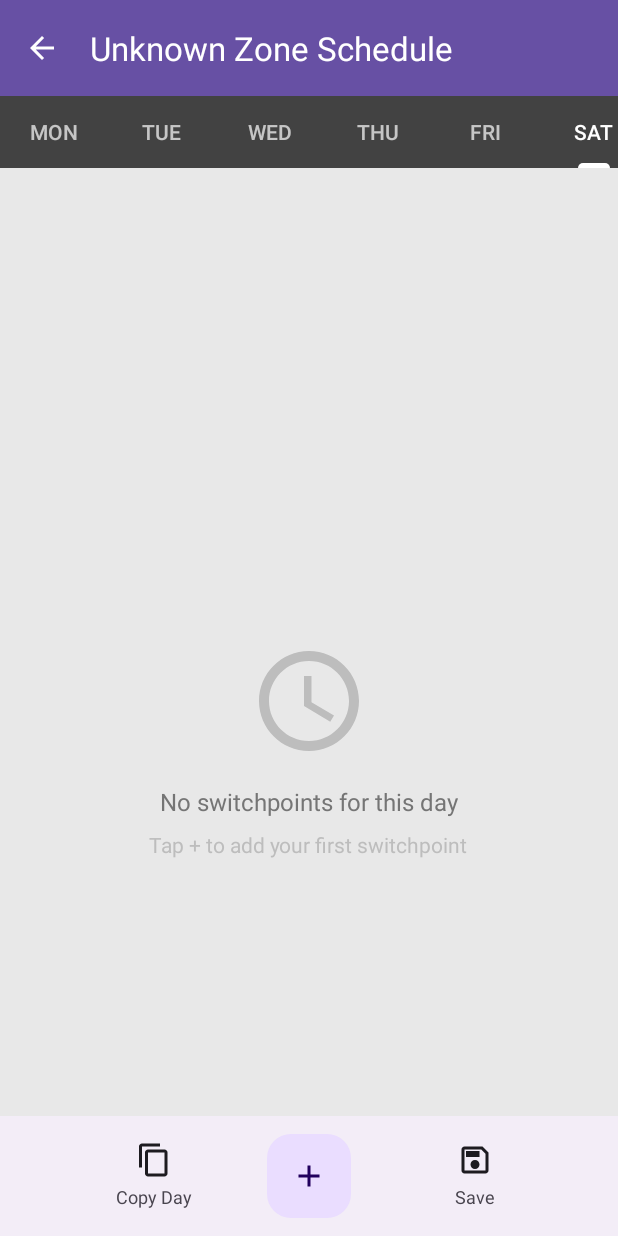
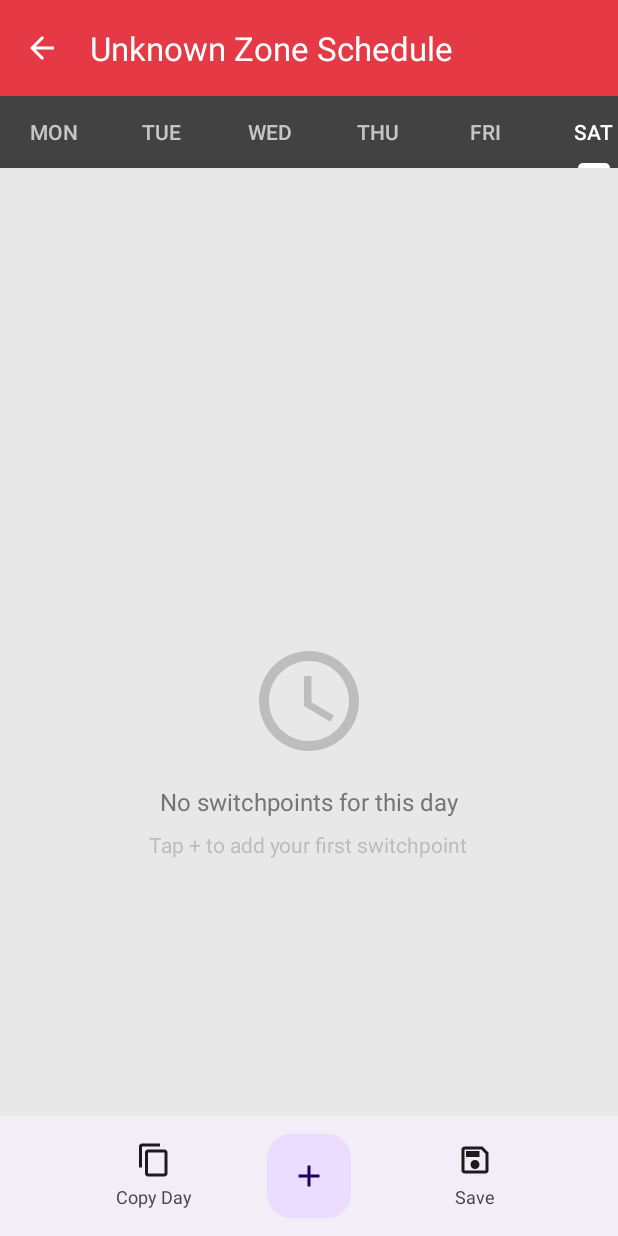
Before and after one commit to aerozeppel/EvohomeControl, an Android app: the ScheduleEditorActivity screen opened directly, with no data from a screen before it, on a phone screen of 412 x 824 dp. Run offline under Robolectric (Android 15) with nearby library versions, the phone set to English and light mode, and no system bars; network calls fail; 1 statement that could not run was skipped.

Commit message:
schedule red bar

```diff
--- a/app/src/main/res/layout/activity_schedule_editor.xml
+++ b/app/src/main/res/layout/activity_schedule_editor.xml
@@ -17,7 +17,7 @@
             android:id="@+id/toolbar"
             android:layout_width="match_parent"
             android:layout_height="?attr/actionBarSize"
-            android:background="?attr/colorPrimary"
+            android:background="@color/evohome_red"
             app:titleTextColor="@android:color/white"
             app:navigationIcon="@drawable/ic_arrow_back" />
 
```
